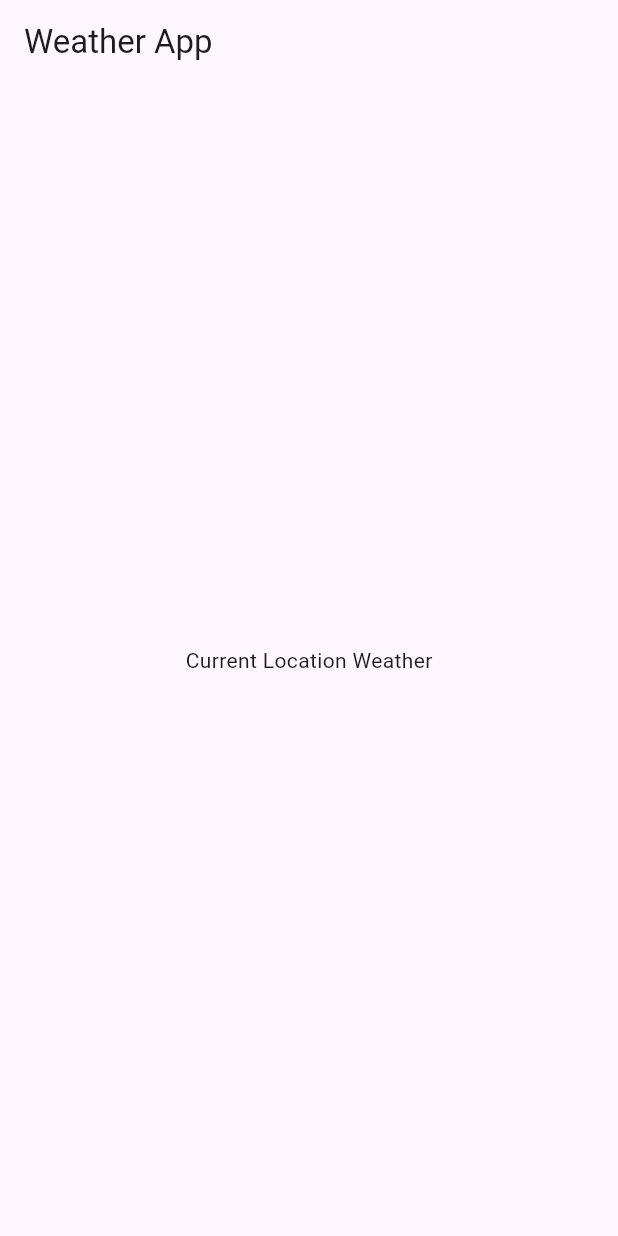
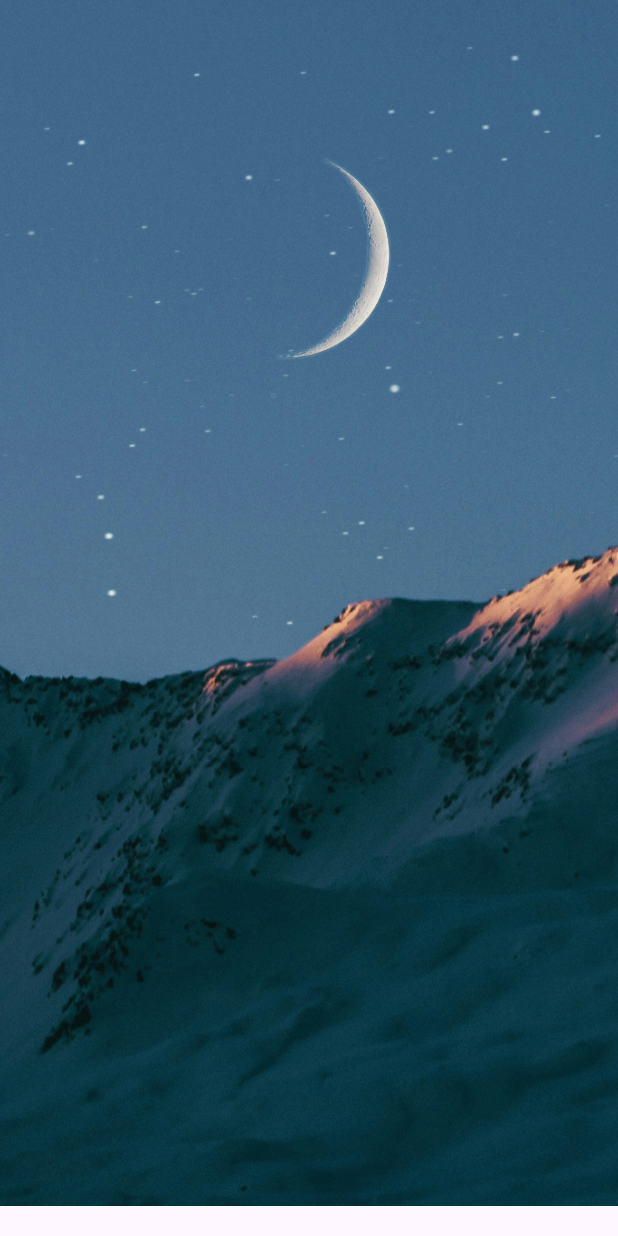
Before and after one commit to Mr-Wasith/Weather-API, a Flutter app: the screen it shows after launch, on a phone screen of 412 x 824 dp. Run offline on Flutter 3.47's test engine with Material 3 defaults, Android fonts, the phone set to English and light mode, and no system bars; our stand-ins replace flutter_riverpod, geolocator.

```diff
--- a/lib/screens/home_screen.dart
+++ b/lib/screens/home_screen.dart
@@ -10,16 +10,62 @@ class HomeScreen extends ConsumerStatefulWidget {
   ConsumerState<HomeScreen> createState() => _HomeScreenState();
 }
 
-class _HomeScreenState extends ConsumerState<HomeScreen> {
+class _HomeScreenState extends ConsumerState<HomeScreen> with TickerProviderStateMixin {
+  late AnimationController _fadeController, _slideController;
+
+
+  @override
+  void initState(){
+    super.initState();
+    _fadeController = AnimationController(
+      duration: Duration(milliseconds: 1500),
+      vsync: this,
+    );
+    _slideController = AnimationController(
+      duration: Duration(milliseconds: 1500),
+      vsync: this,
+    );
+    // Start the animations
+    _fadeController.forward();
+    _slideController.forward();
+  }
+
+  @override
+  void dispose(){
+    _fadeController.dispose();
+    _slideController.dispose();
+    super.dispose();
+  }
+
   @override
   Widget build(BuildContext context) {
     return Scaffold(
-      appBar: AppBar(
-        title: Text("Weather App"),
-      ),
-      body: Center(
-        child: Text("Current Location Weather"),
-      ),
+      body: Stack(
+        children: [
+          // Background Image Layer
+          _buildBackgroundImage()
+        ],
+      )
+    );
+  }
+  Widget _buildBackgroundImage(){
+    return AnimatedBuilder(
+      animation: _slideController,
+      builder: (context, child){
+        return Transform.translate(
+          offset: Offset(0, -20 * _slideController.value),
+          child: Container(
+            height: MediaQuery.of(context).size.height,
+            decoration: BoxDecoration(
+              image: DecorationImage(
+                image: AssetImage('assets/images/Background image.jpg'),
+                fit: BoxFit.cover,
+                alignment: Alignment.center,
+              ),
+            ),
+          ),
+        );
+      },
     );
   }
 }
--- a/lib/test_screens/location_test_screen.dart
+++ b/lib/test_screens/location_test_screen.dart
@@ -6,6 +6,8 @@ import '../services/location_service.dart';
 import 'package:geolocator/geolocator.dart';
 
 class LocationTestScreen extends StatefulWidget {
+  const LocationTestScreen({super.key});
+
   @override
   _LocationTestScreenState createState() => _LocationTestScreenState();
 }
```
